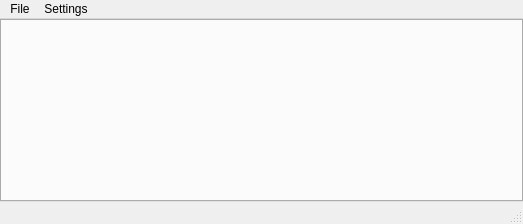
Old version of the form client/src/app/mainwindow.ui in the repository KDAB/FatCRM.
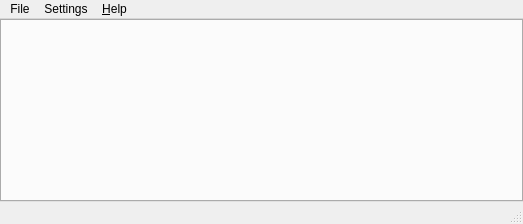
New version of the form.

Commit message: FATCRM-35: add "Help / About" with version number.

Patch:
```diff
--- a/client/src/app/mainwindow.ui
+++ b/client/src/app/mainwindow.ui
@@ -51,8 +51,15 @@
     </property>
     <addaction name="actionConfigureFatCRM"/>
    </widget>
+   <widget class="QMenu" name="menuHelp">
+    <property name="title">
+     <string>&amp;Help</string>
+    </property>
+    <addaction name="actionAboutFatCRM"/>
+   </widget>
    <addaction name="menuFile"/>
    <addaction name="menuSettings"/>
+   <addaction name="menuHelp"/>
   </widget>
   <widget class="QStatusBar" name="statusbar"/>
   <action name="actionCRMAccounts">
```
Left out of the diff: 5 changed lines with no effect on the pictures. The commit also changes 3 other files.
